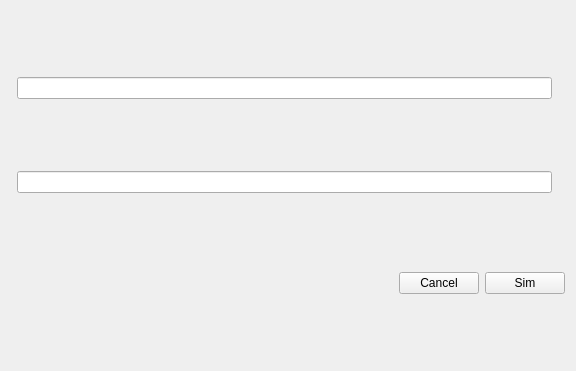
Qt form src/gui/frames/cbedframe.ui (JJPPeters/clTEM) before a commit.
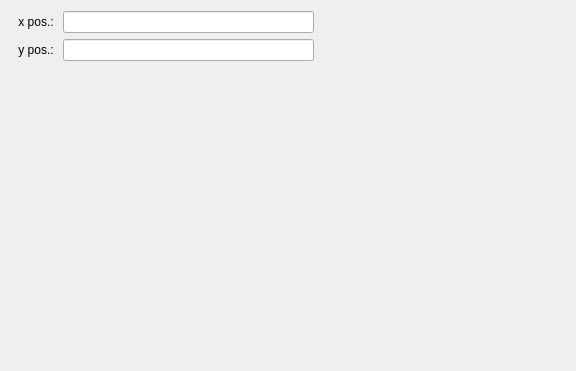
The same form after that commit. Custom widgets are drawn as their Qt base class.

```diff
--- a/src/gui/frames/cbedframe.ui
+++ b/src/gui/frames/cbedframe.ui
@@ -13,89 +13,77 @@
   <property name="windowTitle">
    <string>Form</string>
   </property>
-  <layout class="QGridLayout" name="gridLayout" rowstretch="0,0,0,0" columnstretch="0,1,0">
-   <item row="0" column="1">
-    <widget class="EditUnitsBox" name="edtPosX"/>
-   </item>
-   <item row="0" column="2">
-    <spacer name="horizontalSpacer_2">
-     <property name="orientation">
-      <enum>Qt::Horizontal</enum>
-     </property>
-    </spacer>
-   </item>
+  <layout class="QGridLayout" name="gridLayout" rowstretch="0,0,0" columnstretch="0,0,0,0">
    <item row="1" column="1">
+    <widget class="QLabel" name="label_2">
+     <property name="sizePolicy">
+      <sizepolicy hsizetype="Fixed" vsizetype="Preferred">
+       <horstretch>0</horstretch>
+       <verstretch>0</verstretch>
+      </sizepolicy>
+     </property>
+     <property name="text">
+      <string>y pos.: </string>
+     </property>
+     <property name="alignment">
+      <set>Qt::AlignRight|Qt::AlignTrailing|Qt::AlignVCenter</set>
+     </property>
+    </widget>
+   </item>
+   <item row="0" column="2">
+    <widget class="EditUnitsBox" name="edtPosX"/>
+   </item>
+   <item row="1" column="2">
     <widget class="EditUnitsBox" name="edtPosY"/>
    </item>
-   <item row="3" column="0" colspan="3">
-    <layout class="QHBoxLayout" name="horizontalLayout">
-     <item>
-      <spacer name="horizontalSpacer_3">
-       <property name="orientation">
-        <enum>Qt::Horizontal</enum>
-       </property>
-       <property name="sizeHint" stdset="0">
-        <size>
-         <width>40</width>
-         <height>20</height>
-        </size>
-       </property>
-      </spacer>
-     </item>
-     <item>
-      <widget class="QPushButton" name="btnCancel">
-       <property name="text">
-        <string>Cancel</string>
-       </property>
-      </widget>
-     </item>
-     <item>
-      <widget class="QPushButton" name="btnSim">
-       <property name="text">
-        <string>Sim</string>
-       </property>
-      </widget>
-     </item>
-    </layout>
+   <item row="0" column="1">
+    <widget class="QLabel" name="label">
+     <property name="sizePolicy">
+      <sizepolicy hsizetype="Fixed" vsizetype="Preferred">
+       <horstretch>0</horstretch>
+       <verstretch>0</verstretch>
+      </sizepolicy>
+     </property>
+     <property name="text">
+      <string>x pos.: </string>
+     </property>
+     <property name="alignment">
+      <set>Qt::AlignRight|Qt::AlignTrailing|Qt::AlignVCenter</set>
+     </property>
+    </widget>
    </item>
-   <item row="2" column="1">
+   <item row="2" column="2">
     <spacer name="verticalSpacer">
      <property name="orientation">
       <enum>Qt::Vertical</enum>
      </property>
+     <property name="sizeHint" stdset="0">
+      <size>
+       <width>0</width>
+       <height>0</height>
+      </size>
+     </property>
     </spacer>
    </item>
-   <item row="0" column="0">
-    <widget class="QLabel" name="label">
-     <property name="sizePolicy">
-      <sizepolicy hsizetype="Ignored" vsizetype="Preferred">
-       <horstretch>0</horstretch>
-       <verstretch>0</verstretch>
-      </sizepolicy>
-     </property>
-     <property name="text">
-      <string>x: </string>
-     </property>
-     <property name="alignment">
-      <set>Qt::AlignRight|Qt::AlignTrailing|Qt::AlignVCenter</set>
-     </property>
-    </widget>
-   </item>
    <item row="1" column="0">
-    <widget class="QLabel" name="label_2">
-     <property name="sizePolicy">
-      <sizepolicy hsizetype="Ignored" vsizetype="Preferred">
-       <horstretch>0</horstretch>
-       <verstretch>0</verstretch>
-      </sizepolicy>
+    <spacer name="horizontalSpacer">
+     <property name="orientation">
+      <enum>Qt::Horizontal</enum>
      </property>
-     <property name="text">
-      <string>y: </string>
+    </spacer>
+   </item>
+   <item row="1" column="3">
+    <spacer name="horizontalSpacer_2">
+     <property name="orientation">
+      <enum>Qt::Horizontal</enum>
      </property>
-     <property name="alignment">
-      <set>Qt::AlignRight|Qt::AlignTrailing|Qt::AlignVCenter</set>
+     <property name="sizeHint" stdset="0">
+      <size>
+       <width>0</width>
+       <height>0</height>
+      </size>
      </property>
-    </widget>
+    </spacer>
    </item>
   </layout>
  </widget>
```
